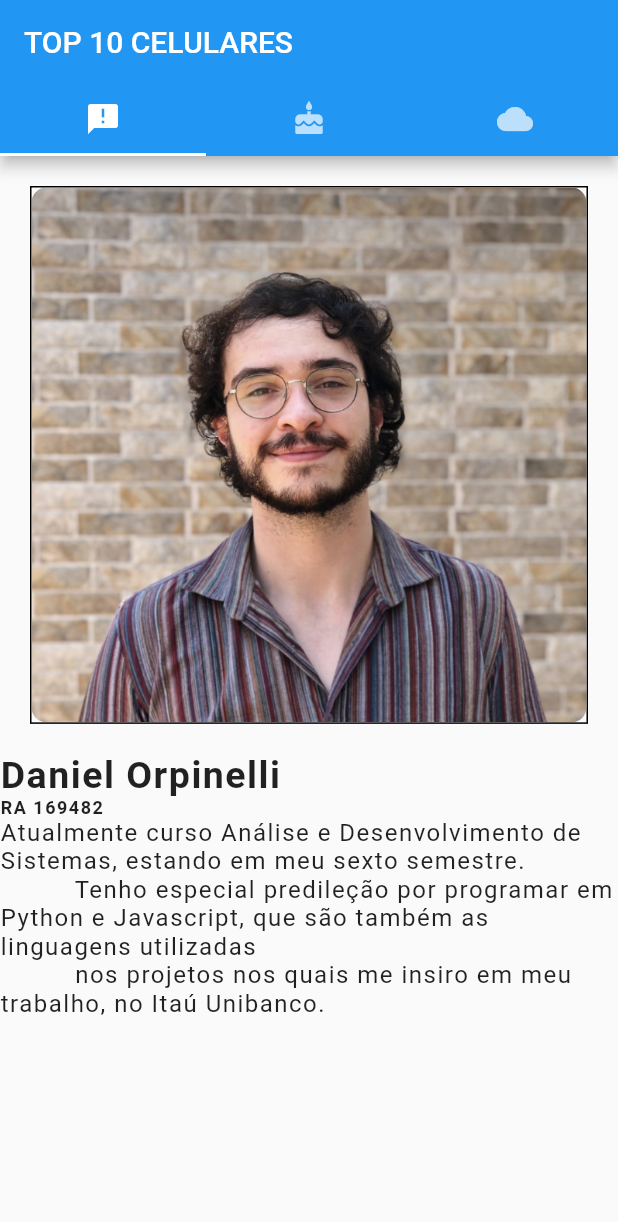
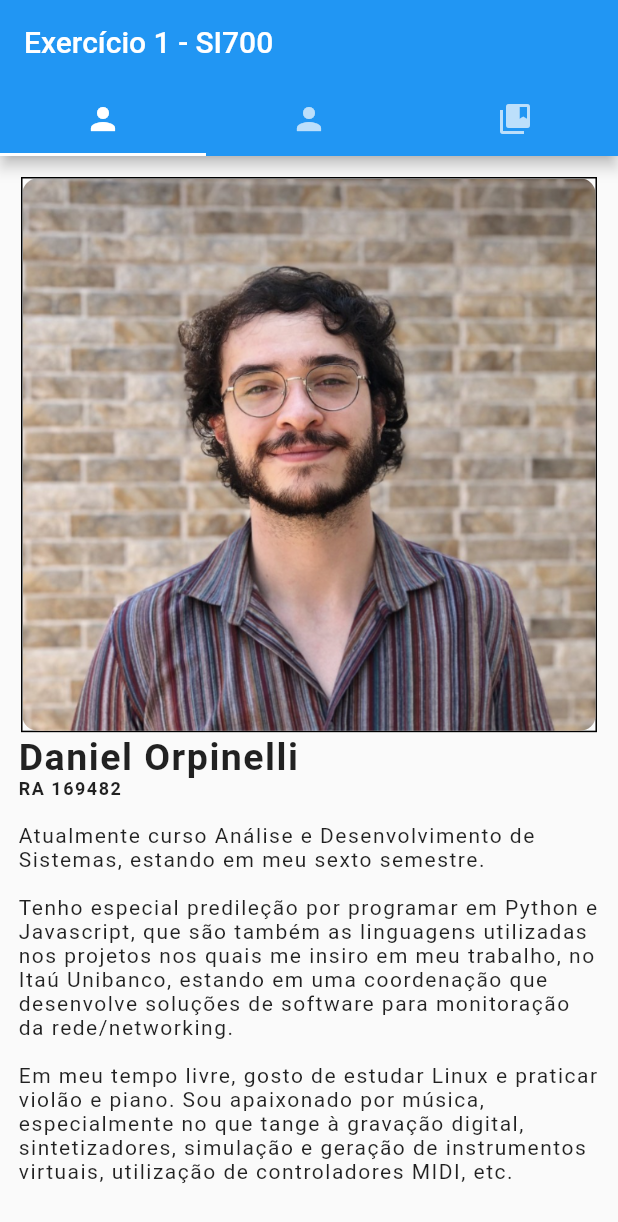
Before and after one commit to danielorp/si700-unicamp, a Flutter app: the screen it shows after launch, after a tap on the "add" icon, on a phone screen of 412 x 824 dp. Shown: the top 1222 px of the screen. Run offline on Flutter 3.47's test engine with Material 2 defaults, Android fonts, the phone set to English and light mode, and no system bars.

Commit message:
aba do projeto finalizada

```diff
--- a/lib/mainWidget.dart
+++ b/lib/mainWidget.dart
@@ -15,30 +15,73 @@ class MyFirstApp extends StatelessWidget {
           length: 3,
           child: Scaffold(
               appBar: AppBar(
-                title: Text('TOP 10 CELULARES'),
+                title: Text('Exercício 1 - SI700'),
                 bottom: TabBar(tabs: [
-                  Tab(icon: Icon(Icons.announcement)),
-                  Tab(icon: Icon(Icons.cake)),
-                  Tab(icon: Icon(Icons.cloud))
+                  Tab(icon: Icon(Icons.person)),
+                  Tab(icon: Icon(Icons.person)),
+                  Tab(icon: Icon(Icons.collections_bookmark))
                 ]),
               ),
               body: TabBarView(children: [
                 Center(child: generateProfileView()),
                 Center(child: Text("Filho 2")),
-                Center(child: Text("Filho 3")),
+                Center(child: generateContentView()),
               ])),
         ));
   }
 }
 
-//generateSynthaxView()
+Widget generateContentView() {
+  return Center(
+      child: ListView(
+    padding: const EdgeInsets.all(12),
+    children: [
+      Container(
+        margin: EdgeInsets.all(50),
+        child: ClipRRect(
+            borderRadius: BorderRadius.circular(10),
+            child: Image.asset('assets/images/github.png')),
+      ),
+      Text('Github Guide',
+          style: TextStyle(
+            fontSize: 25,
+            fontWeight: FontWeight.bold,
+            letterSpacing: 1,
+          )),
+      Text(
+          '\nUma questão emergente ao se aprender uma nova linguagem de programação, seus principais paradigmas e arquiteturas, '
+          'é a dúvida: estou organizando e codificando da melhor maneira possível, a fim de que se tenha uma base de código '
+          'escalável e extensível?\n'
+          '\nMesmo conhecendo os principais design patterns, boas práticas e tendo em mãos a documentação do framework utilizado, '
+          'pode não ser fácil para um iniciante juntar todas essas peças. Entretanto, isso pode se tornar mais fácil se utilizarmos '
+          'como molde uma base de código madura, revisada por muitos programadores, que resolve problemas comuns do dia-a-dia de todo programador.\n '
+          '\nO objetivo do aplicativo será ajudar o usuário, a partir das respostas de um simples '
+          'questionário que traçará seu perfil, a conhecer os repositórios e projetos Open Source mais famosos '
+          'e, por consequência, pela Lei de Linus, mais bem estruturados.\n',
+          style: TextStyle(
+            fontSize: 14,
+            letterSpacing: 1,
+          ),
+          textAlign: TextAlign.left),
+      Text('"Given enough eyeballs, all bugs are shallow."\n',
+          style: TextStyle(
+              fontSize: 16, letterSpacing: 1, fontStyle: FontStyle.italic),
+          textAlign: TextAlign.center),
+      Text('Eric S. Raymond',
+          style: TextStyle(
+              fontSize: 14, letterSpacing: 1, fontWeight: FontWeight.bold),
+          textAlign: TextAlign.right),
+    ],
+  ));
+}
 
 Widget generateProfileView() {
   return Center(
       child: ListView(
+    padding: const EdgeInsets.all(12),
     children: [
       Container(
-        margin: EdgeInsets.all(20),
+        margin: EdgeInsets.all(2),
         decoration: BoxDecoration(
             borderRadius: BorderRadius.circular(0),
             border: Border.all(color: Colors.black)),
@@ -59,11 +102,14 @@ Widget generateProfileView() {
             letterSpacing: 1,
           )),
       Text(
-          """Atualmente curso Análise e Desenvolvimento de Sistemas, estando em meu sexto semestre.
-          Tenho especial predileção por programar em Python e Javascript, que são também as linguagens utilizadas
-          nos projetos nos quais me insiro em meu trabalho, no Itaú Unibanco.""",
+          '\nAtualmente curso Análise e Desenvolvimento de Sistemas, estando em meu sexto semestre.'
+          '\n\nTenho especial predileção por programar em Python e Javascript, que são também as linguagens utilizadas '
+          'nos projetos nos quais me insiro em meu trabalho, no Itaú Unibanco, estando em uma coordenação que desenvolve soluções '
+          'de software para monitoração da rede/networking. '
+          '\n\nEm meu tempo livre, gosto de estudar Linux e praticar violão e piano. Sou apaixonado por música, especialmente no que '
+          'tange à gravação digital, sintetizadores, simulação e geração de instrumentos virtuais, utilização de controladores MIDI, etc.',
           style: TextStyle(
-            fontSize: 16,
+            fontSize: 14,
             letterSpacing: 1,
           ),
           textAlign: TextAlign.left),
```
Also changed, not shown: assets/images/github.png (added).
